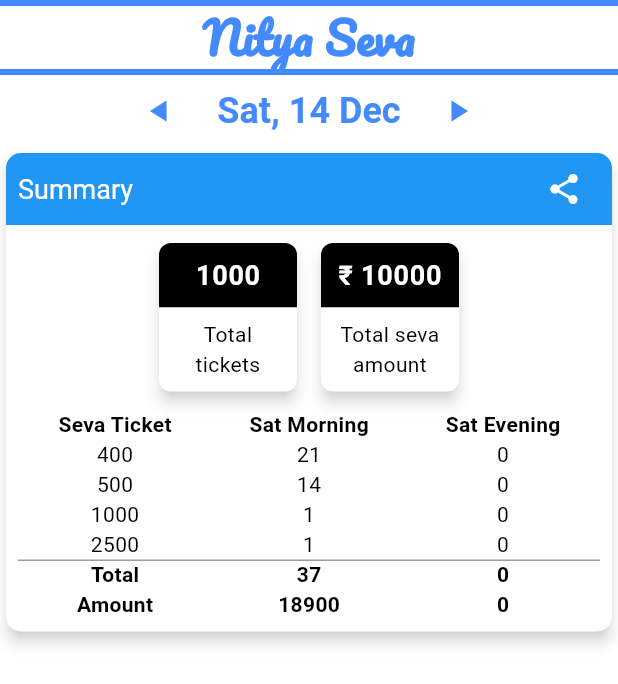
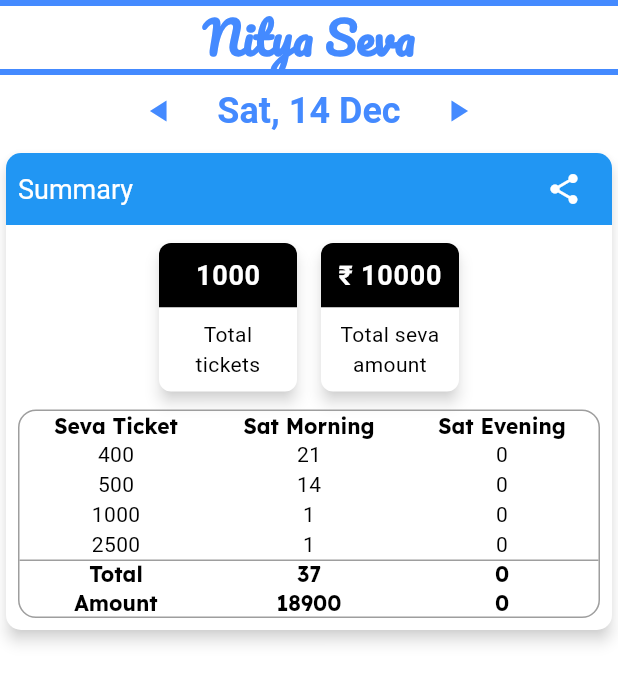
Before and after one commit to jayantadn/vkhillseva, a Flutter app: the screen it shows after launch, on a phone screen of 412 x 824 dp. Shown: the top 684 px of the screen. Run offline on Flutter 3.47's test engine with Material 3 defaults, Android fonts, the phone set to English and light mode, and no system bars; our stand-ins replace firebase_core, google_fonts, synchronized; accounts and stored records are empty; Roboto replaces fonts that are missing (Mogra).

Commit message:
Refactor DaySummary widget to enhance table styling and update text theme

```diff
--- a/lib/common/theme.dart
+++ b/lib/common/theme.dart
@@ -54,7 +54,7 @@ ThemeData themeDefault = ThemeData(
       color: primaryColor,
       fontSize: 18.0,
     ),
-    headlineSmall: GoogleFonts.mogra(
+    headlineSmall: GoogleFonts.lexend(
       color: textColor,
       fontSize: 14.0,
       fontWeight: FontWeight.bold,
--- a/lib/nitya_seva/day_summary.dart
+++ b/lib/nitya_seva/day_summary.dart
@@ -187,7 +187,19 @@ class _DaySummaryState extends State<DaySummary> {
       return const Text("no data");
     }
 
-    return Table(
+    return Container(
+      decoration: BoxDecoration(
+        border: Border.all(color: Colors.grey),
+        borderRadius:
+            BorderRadius.circular(12.0), // Adjust the radius as needed
+      ),
+      child: Table(
+        border: TableBorder(
+          top: BorderSide.none,
+          bottom: BorderSide.none,
+          left: BorderSide.none,
+          right: BorderSide.none,
+        ), // Remove internal borders
         children: [
           // table header
           TableRow(
@@ -198,7 +210,7 @@ class _DaySummaryState extends State<DaySummary> {
                 child: Center(
                   child: Text(
                     header,
-                  style: const TextStyle(fontWeight: FontWeight.bold),
+                    style: Theme.of(context).textTheme.headlineSmall,
                   ),
                 ),
               );
@@ -213,7 +225,10 @@ class _DaySummaryState extends State<DaySummary> {
                   padding: const EdgeInsets.symmetric(
                       horizontal: 8.0), // Adjust the padding as needed
                   child: Center(
-                  child: Text(cell.toString()),
+                    child: Text(
+                      cell.toString(),
+                      style: Theme.of(context).textTheme.bodyMedium,
+                    ),
                   ),
                 );
               }).toList(),
@@ -237,7 +252,7 @@ class _DaySummaryState extends State<DaySummary> {
                   child: Center(
                     child: Text(
                       cell.toString(),
-                    style: const TextStyle(fontWeight: FontWeight.bold),
+                      style: Theme.of(context).textTheme.headlineSmall,
                     ),
                   ),
                 );
@@ -245,6 +260,7 @@ class _DaySummaryState extends State<DaySummary> {
             );
           })
         ],
+      ),
     );
   }
 
```
Lines whose indentation alone changed are shown as unchanged.
